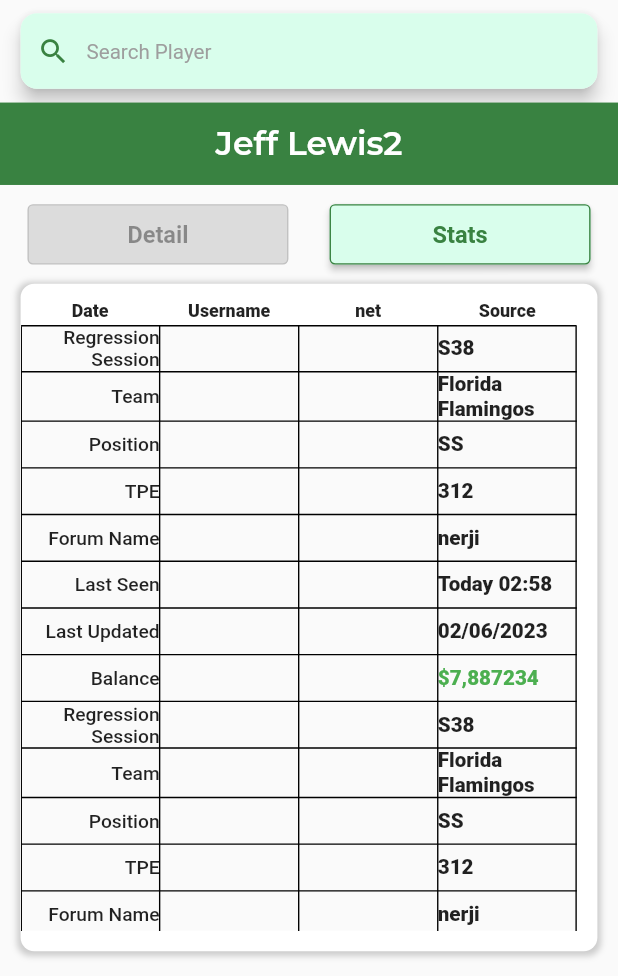
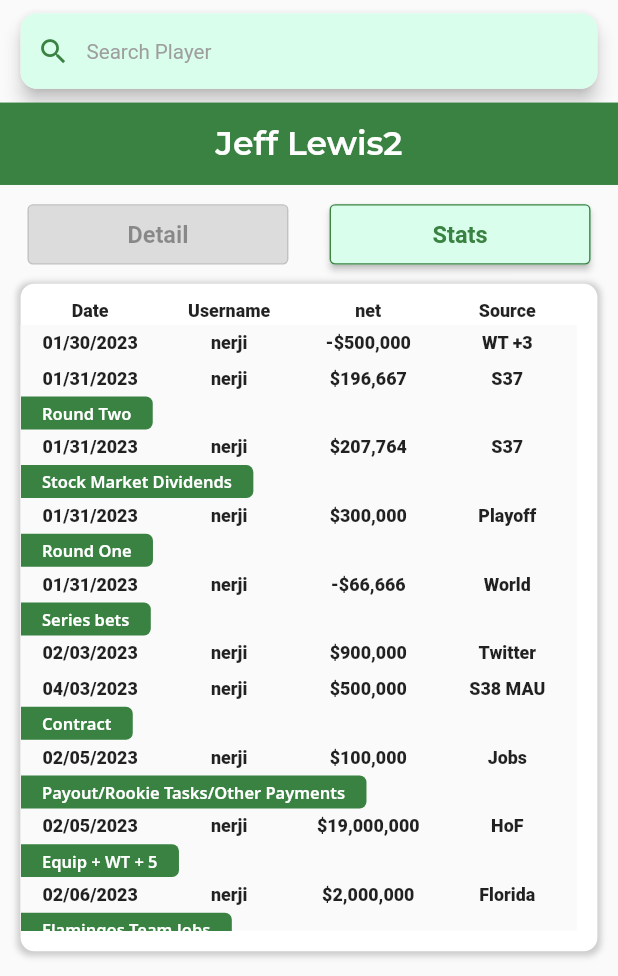
Before and after one commit to svlobachev/uw_task1, a Flutter app: the Page2 screen opened by its route, on a phone screen of 412 x 824 dp, the part 260-1236 px from its top. Run offline on Flutter 3.47's test engine with Material 2 defaults, Android fonts, the phone set to English and light mode, and no system bars; our stand-ins replace google_fonts, responsive_framework.

Commit message:
added table2
Signed-off-by: sergeilobachev <gsvlobachev@gmail.com>

```diff
--- a/lib/pages/page2/page_2_table_gen.dart
+++ b/lib/pages/page2/page_2_table_gen.dart
@@ -1,6 +1,115 @@
 import 'package:flutter/material.dart';
+import 'package:google_fonts/google_fonts.dart';
 
 class TableGen2 {
+
+  Color darkGreen = const Color(0xff398241);
+
+
+  List<Widget> createTable() {
+    List<Widget> myWidgetsList = [];
+    Map<String, List<List<String>>> tableSourceMap = {
+      '': [
+        ['01/30/2023', 'nerji', '-\$500,000', 'WT +3'],
+        ['01/31/2023', 'nerji', '\$196,667', 'S37'],
+      ],
+      'Round Two': [
+        ['01/31/2023', 'nerji', '\$207,764', 'S37'],
+      ],
+      'Stock Market Dividends': [
+        ['01/31/2023', 'nerji', '\$300,000', 'Playoff'],
+      ],
+      'Round One': [
+        ['01/31/2023', 'nerji', '-\$66,666', 'World'],
+      ],
+      'Series bets': [
+        ['02/03/2023', 'nerji', '\$900,000', 'Twitter'],
+        ['04/03/2023', 'nerji', '\$500,000', 'S38 MAU'],
+      ],
+      'Contract': [
+        ['02/05/2023', 'nerji', '\$100,000', 'Jobs'],
+      ],
+      'Payout/Rookie Tasks/Other Payments': [
+        ['02/05/2023', 'nerji', '\$19,000,000', 'HoF'],
+      ],
+      'Equip + WT + 5': [
+        ['02/06/2023', 'nerji', '\$2,000,000', 'Florida'],
+      ],
+      'Flamingos Team Jobs': [
+        ['', '', '', ''],
+      ],
+    };
+    for (var item in tableSourceMap.entries) {
+      // print("${item.key} - ${item.value}");
+      if (item.key != "") {
+        myWidgetsList.add(Row(
+          mainAxisAlignment: MainAxisAlignment.start,
+          children: [
+            Container(
+              alignment: Alignment.center,
+              height: 24,
+              decoration: BoxDecoration(
+                color: darkGreen,
+                borderRadius: const BorderRadius.only(
+                  topRight: Radius.circular(5),
+                  bottomRight: Radius.circular(5),
+                ),
+              ),
+              child: Text(
+                '     ${item.key}     ',
+                style: GoogleFonts.notoSans(
+                  textStyle: const TextStyle(
+                    fontSize: 12,
+                    fontWeight: FontWeight.w600,
+                    color: Colors.white,
+                  ),
+                ),
+              ),
+            ),
+          ],
+        ));
+      }
+      for (var i = 0; i < item.value.length; i++) {
+        myWidgetsList.add(
+          Table(
+            // border: TableBorder.all(),
+            columnWidths: const <int, TableColumnWidth>{
+              // 0: IntrinsicColumnWidth(),
+              0: FlexColumnWidth(),
+              // 1: FixedColumnWidth(44),
+              1: FlexColumnWidth(),
+              2: FlexColumnWidth(),
+              3: FlexColumnWidth(),
+            },
+            defaultVerticalAlignment: TableCellVerticalAlignment.middle,
+            children: [
+              TableRow(
+                children: [
+                  for (var ii = 0; ii < item.value[i].length; ii++)
+                    TableCell(
+                      verticalAlignment: TableCellVerticalAlignment.top,
+                      child: Container(
+                        alignment: Alignment.center,
+                        height: 26,
+                        child: Text(
+                          item.value[i][ii],
+                          textAlign: TextAlign.center,
+                          style: const TextStyle(
+                            fontSize: 13,
+                            fontWeight: FontWeight.w800,
+                          ),
+                        ),
+                      ),
+                    ),
+                ],
+              ),
+            ],
+          ),
+        );
+      }
+    }
+    return myWidgetsList;
+  }
 
   Widget createTableTitle() {
     List<String> leftTitleList = [
@@ -40,101 +149,5 @@ class TableGen2 {
       ],
     );
   }
-
-  Widget createTable() {
-    List<String> leftColumnList = [
-      'Regression Session',
-      'Team',
-      'Position',
-      'TPE',
-      'Forum Name',
-      'Last Seen',
-      'Last Updated',
-      'Balance',
-      'Regression Session',
-      'Team',
-      'Position',
-      'TPE',
-      'Forum Name',
-      'Last Seen',
-      'Last Updated',
-      'Balance',
-      'Regression Session',
-      'Team',
-      'Position',
-      'TPE',
-      'Forum Name',
-      'Last Seen',
-      'Last Updated',
-      'Balance',
-    ];
-    List<String> rightColumnList = [
-      'S38',
-      'Florida Flamingos',
-      'SS',
-      '312',
-      'nerji',
-      'Today 02:58',
-      '02/06/2023',
-      '\$7,887234',
-      'S38',
-      'Florida Flamingos',
-      'SS',
-      '312',
-      'nerji',
-      'Today 02:58',
-      '02/06/2023',
-      '\$7,887234',
-      'S38',
-      'Florida Flamingos',
-      'SS',
-      '312',
-      'nerji',
-      'Today 02:58',
-      '02/06/2023',
-      '\$7,887234',
-    ];
-    List<TableRow> rows = [];
-    for (int i = 0; i < rightColumnList.length; ++i) {
-      rows.add(TableRow(children: [
-        Text(
-          leftColumnList[i],
-          textAlign: TextAlign.end,
-          style: const TextStyle(
-            fontSize: 14,
-            fontWeight: FontWeight.w500,
-          ),
-        ),
-        const SizedBox(
-          height: 34,
-          width: 1,
-        ),
-        const SizedBox(
-          height: 34,
-          width: 1,
-        ),
-        Text(
-          rightColumnList[i],
-          style: TextStyle(
-            fontSize: 15,
-            fontWeight: FontWeight.w800,
-            color: i == 7 ? Colors.green : null,
-          ),
-        ),
-      ]));
-    }
-    return Table(
-      border: TableBorder.all(),
-      columnWidths: const <int, TableColumnWidth>{
-        // 0: IntrinsicColumnWidth(),
-        0: FlexColumnWidth(),
-        // 1: FixedColumnWidth(44),
-        1: FlexColumnWidth(),
-        2: FlexColumnWidth(),
-        3: FlexColumnWidth(),
-      },
-      defaultVerticalAlignment: TableCellVerticalAlignment.middle,
-      children: rows,
-    );
-  }
+// Map<String, List<String>>
 }
--- a/lib/pages/page2/sliver_page_2_view.dart
+++ b/lib/pages/page2/sliver_page_2_view.dart
@@ -7,6 +7,7 @@ class MySliverPage2 extends StatelessWidget {
   @override
   Widget build(BuildContext context) {
     TableGen2 tableGen2 = TableGen2();
+    List<Widget> myWidgetsList = tableGen2.createTable();
     return Scaffold(
       body: CustomScrollView(
         slivers: <Widget>[
@@ -14,8 +15,9 @@ class MySliverPage2 extends StatelessWidget {
             child: SizedBox(
               child: Column(
                 children: [
-                  tableGen2.createTable(),
-                  tableGen2.createTable(),
+                  for(int i = 0; i < myWidgetsList.length; i++)
+                    myWidgetsList[i],
+                  // tableGen2.createTable(),
                 ],
               ),
             ),
```
Also changed, not shown: lib/pages/page1/page_1_table_gen.dart (+14 -8 lines).
